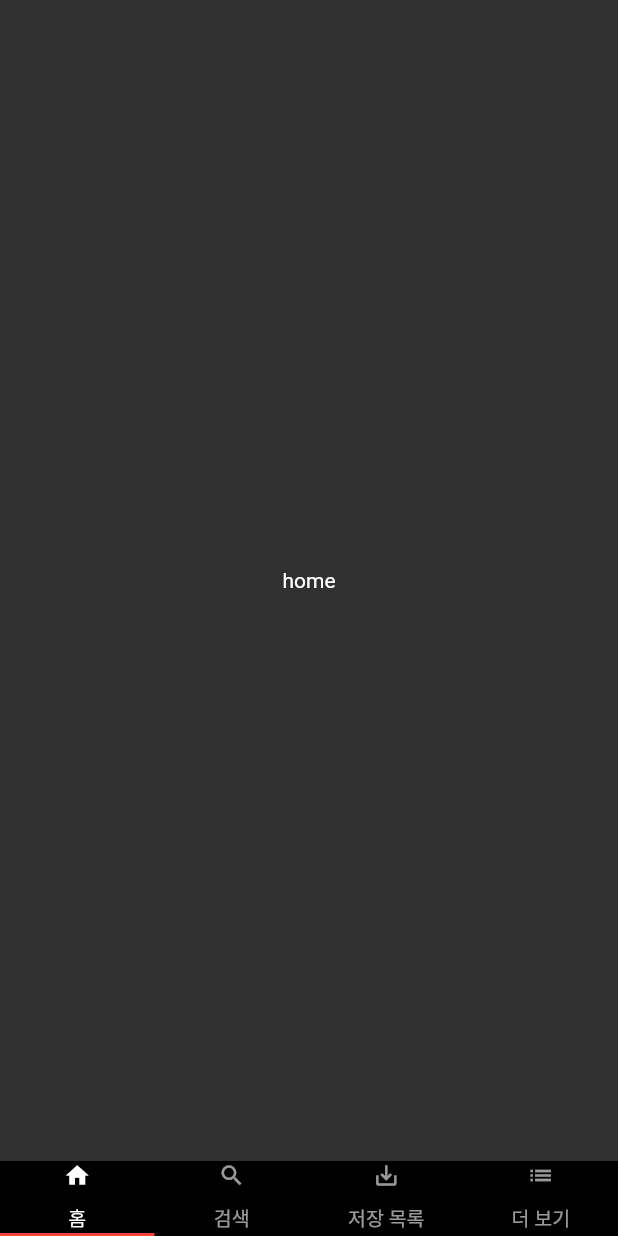
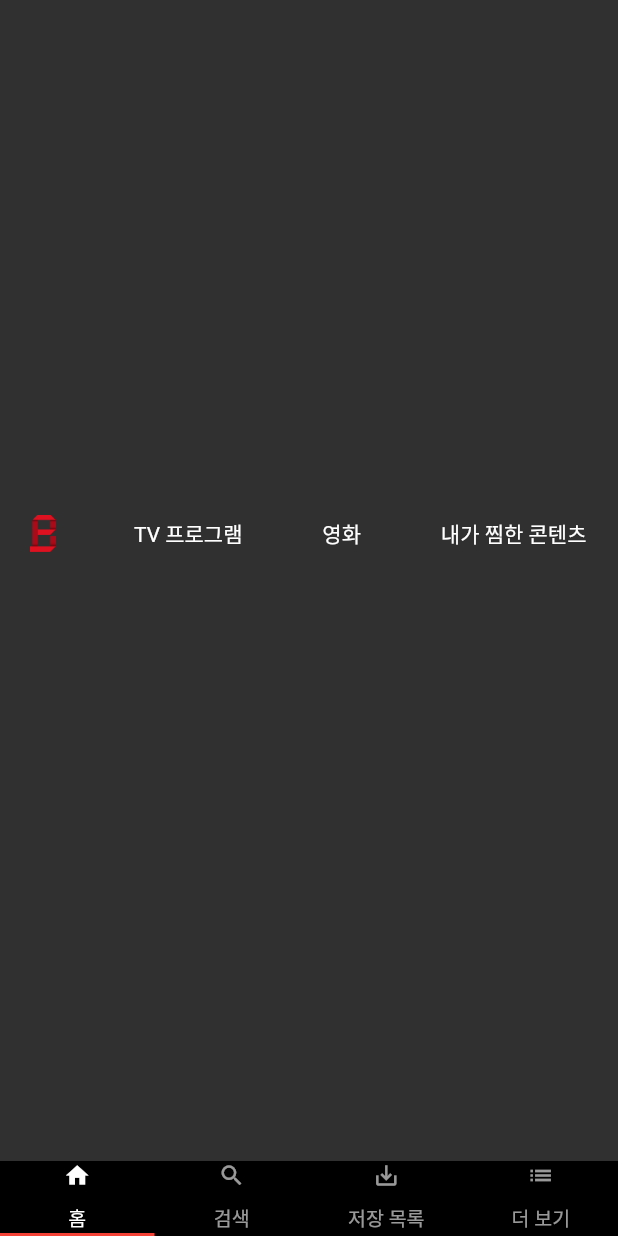
Before and after one commit to CaesiumY/flutter-with-netflix, a Flutter app: the screen it shows after launch, on a phone screen of 412 x 824 dp. Run offline on Flutter 3.47's test engine with Material 2 defaults, Android fonts, the phone set to English and light mode, and no system bars.

Commit message:
feat: Add TobBar component

```diff
--- a/lib/main.dart
+++ b/lib/main.dart
@@ -1,4 +1,5 @@
 import 'package:flutter/material.dart';
+import 'package:netflix_clone/screen/home_screen.dart';
 import 'package:netflix_clone/widget/bottom_bar.dart';
 
 void main() => runApp(MyApp());
@@ -23,11 +24,7 @@ class _MyAppState extends State<MyApp> {
           body: TabBarView(
             // physics: NeverScrollableScrollPhysics(),
             children: <Widget>[
-              Container(
-                child: Center(
-                  child: Text('home'),
-                ),
-              ),
+              HomeScreen(),
               Container(
                 child: Center(
                   child: Text('search'),
--- /dev/null
+++ b/lib/screen/home_screen.dart
@@ -0,0 +1,57 @@
+import 'package:flutter/material.dart';
+
+class HomeScreen extends StatefulWidget {
+  _HomeScreenState createState() => _HomeScreenState();
+}
+
+class _HomeScreenState extends State<HomeScreen> {
+  @override
+  void initState() {
+    super.initState();
+  }
+
+  @override
+  Widget build(BuildContext context) {
+    return TobBar();
+  }
+}
+
+class TobBar extends StatelessWidget {
+  @override
+  Widget build(BuildContext context) {
+    return Container(
+      padding: EdgeInsets.fromLTRB(20, 7, 20, 70),
+      child: Row(
+        mainAxisAlignment: MainAxisAlignment.spaceBetween,
+        children: <Widget>[
+          Image.asset(
+            'images/bbongflix_logo.png',
+            fit: BoxFit.contain,
+            height: 25,
+          ),
+          Container(
+            padding: EdgeInsets.only(right: 1),
+            child: Text(
+              'TV 프로그램',
+              style: TextStyle(fontSize: 14),
+            ),
+          ),
+          Container(
+            padding: EdgeInsets.only(right: 1),
+            child: Text(
+              '영화',
+              style: TextStyle(fontSize: 14),
+            ),
+          ),
+          Container(
+            padding: EdgeInsets.only(right: 1),
+            child: Text(
+              '내가 찜한 콘텐츠',
+              style: TextStyle(fontSize: 14),
+            ),
+          ),
+        ],
+      ),
+    );
+  }
+}
```
Also changed, not shown: pubspec.yaml (+2 -8 lines), images/bbongflix_logo.png (added), images/test_movie_1.png (added).
